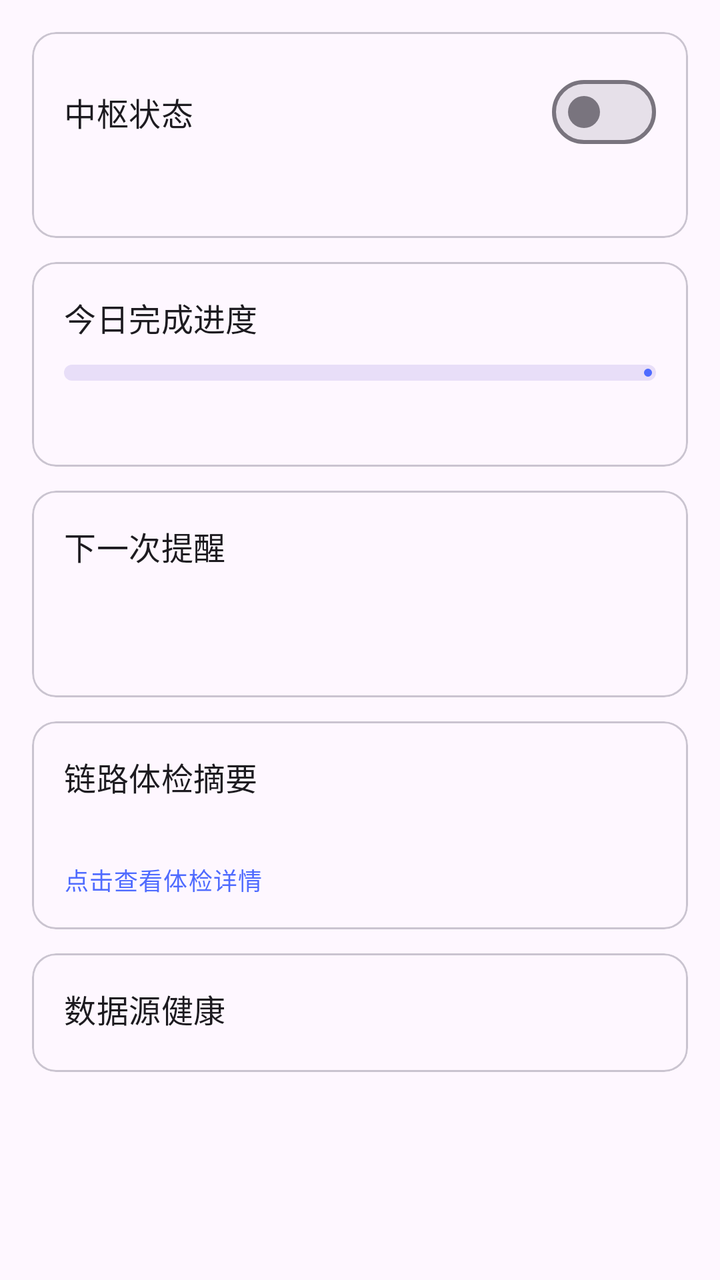
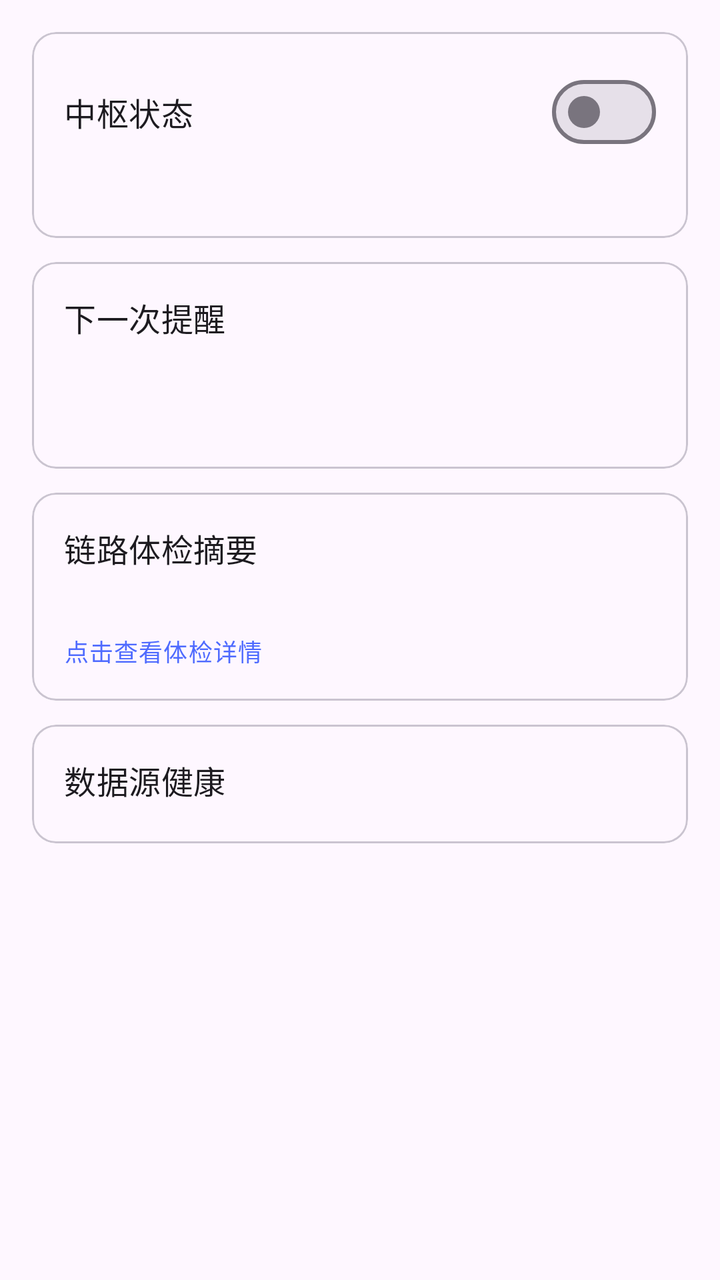

The first picture is an Android layout as it rendered before a commit; the second is the same layout after the commit. The layout source and the unified diff follow.
<!-- AndroidManifest.xml: application theme Theme.WatchHub -->
<!-- res/layout/fragment_home.xml -->
<?xml version="1.0" encoding="utf-8"?>
<androidx.core.widget.NestedScrollView xmlns:android="http://schemas.android.com/apk/res/android"
    xmlns:app="http://schemas.android.com/apk/res-auto"
    android:layout_width="match_parent"
    android:layout_height="match_parent"
    android:fillViewport="true">

    <LinearLayout
        android:layout_width="match_parent"
        android:layout_height="wrap_content"
        android:orientation="vertical"
        android:padding="16dp">

        <com.google.android.material.card.MaterialCardView
            android:layout_width="match_parent"
            android:layout_height="wrap_content">

            <LinearLayout
                android:layout_width="match_parent"
                android:layout_height="wrap_content"
                android:orientation="vertical"
                android:padding="16dp">

                <LinearLayout
                    android:layout_width="match_parent"
                    android:layout_height="wrap_content"
                    android:gravity="center_vertical"
                    android:orientation="horizontal">

                    <TextView
                        android:layout_width="0dp"
                        android:layout_height="wrap_content"
                        android:layout_weight="1"
                        android:text="@string/home_hub_title"
                        android:textAppearance="?attr/textAppearanceTitleMedium" />

                    <com.google.android.material.materialswitch.MaterialSwitch
                        android:id="@+id/hub_switch"
                        android:layout_width="wrap_content"
                        android:layout_height="wrap_content" />
                </LinearLayout>

                <TextView
                    android:id="@+id/hub_desc"
                    android:layout_width="match_parent"
                    android:layout_height="wrap_content"
                    android:layout_marginTop="4dp"
                    android:textAppearance="?attr/textAppearanceBodyMedium"
                    android:textColor="?attr/colorOnSurfaceVariant" />
            </LinearLayout>
        </com.google.android.material.card.MaterialCardView>

        <com.google.android.material.card.MaterialCardView
            android:layout_width="match_parent"
            android:layout_height="wrap_content"
            android:layout_marginTop="12dp">

            <LinearLayout
                android:layout_width="match_parent"
                android:layout_height="wrap_content"
                android:orientation="vertical"
                android:padding="16dp">

                <TextView
                    android:layout_width="match_parent"
                    android:layout_height="wrap_content"
                    android:text="@string/home_progress_title"
                    android:textAppearance="?attr/textAppearanceTitleMedium" />

                <com.google.android.material.progressindicator.LinearProgressIndicator
                    android:id="@+id/today_progress"
                    android:layout_width="match_parent"
                    android:layout_height="wrap_content"
                    android:layout_marginTop="12dp"
                    android:indeterminate="false"
                    android:max="100"
                    app:trackCornerRadius="4dp"
                    app:trackThickness="8dp" />

                <TextView
                    android:id="@+id/today_text"
                    android:layout_width="match_parent"
                    android:layout_height="wrap_content"
                    android:layout_marginTop="8dp"
                    android:textAppearance="?attr/textAppearanceBodyMedium"
                    android:textColor="?attr/colorOnSurfaceVariant" />
            </LinearLayout>
        </com.google.android.material.card.MaterialCardView>

        <com.google.android.material.card.MaterialCardView
            android:layout_width="match_parent"
            android:layout_height="wrap_content"
            android:layout_marginTop="12dp">

            <LinearLayout
                android:layout_width="match_parent"
                android:layout_height="wrap_content"
                android:orientation="vertical"
                android:padding="16dp">

                <TextView
                    android:layout_width="match_parent"
                    android:layout_height="wrap_content"
                    android:text="@string/home_next_title"
                    android:textAppearance="?attr/textAppearanceTitleMedium" />

                <TextView
                    android:id="@+id/next_title"
                    android:layout_width="match_parent"
                    android:layout_height="wrap_content"
                    android:layout_marginTop="8dp"
                    android:textAppearance="?attr/textAppearanceBodyLarge" />

                <TextView
                    android:id="@+id/next_time"
                    android:layout_width="match_parent"
                    android:layout_height="wrap_content"
                    android:layout_marginTop="2dp"
                    android:textAppearance="?attr/textAppearanceBodySmall"
                    android:textColor="?attr/colorOnSurfaceVariant" />
            </LinearLayout>
        </com.google.android.material.card.MaterialCardView>

        <com.google.android.material.card.MaterialCardView
            android:id="@+id/health_card"
            android:layout_width="match_parent"
            android:layout_height="wrap_content"
            android:layout_marginTop="12dp"
            android:clickable="true"
            android:focusable="true">

            <LinearLayout
                android:layout_width="match_parent"
                android:layout_height="wrap_content"
                android:orientation="vertical"
                android:padding="16dp">

                <TextView
                    android:layout_width="match_parent"
                    android:layout_height="wrap_content"
                    android:text="@string/home_health_title"
                    android:textAppearance="?attr/textAppearanceTitleMedium" />

                <TextView
                    android:id="@+id/health_summary"
                    android:layout_width="match_parent"
                    android:layout_height="wrap_content"
                    android:layout_marginTop="8dp"
                    android:textAppearance="?attr/textAppearanceBodyMedium" />

                <TextView
                    android:layout_width="match_parent"
                    android:layout_height="wrap_content"
                    android:layout_marginTop="4dp"
                    android:text="@string/home_health_tap"
                    android:textAppearance="?attr/textAppearanceBodySmall"
                    android:textColor="?attr/colorPrimary" />
            </LinearLayout>
        </com.google.android.material.card.MaterialCardView>

        <com.google.android.material.card.MaterialCardView
            android:layout_width="match_parent"
            android:layout_height="wrap_content"
            android:layout_marginTop="12dp">

            <LinearLayout
                android:layout_width="match_parent"
                android:layout_height="wrap_content"
                android:orientation="vertical"
                android:padding="16dp">

                <TextView
                    android:layout_width="match_parent"
                    android:layout_height="wrap_content"
                    android:text="@string/home_sources_title"
                    android:textAppearance="?attr/textAppearanceTitleMedium" />

                <LinearLayout
                    android:id="@+id/sources_container"
                    android:layout_width="match_parent"
                    android:layout_height="wrap_content"
                    android:layout_marginTop="4dp"
                    android:orientation="vertical" />
            </LinearLayout>
        </com.google.android.material.card.MaterialCardView>

        
    </LinearLayout>
</androidx.core.widget.NestedScrollView>
<!-- resources referenced by this layout -->
<resources>
  <string name="home_health_tap">点击查看体检详情</string>
  <string name="home_health_title">链路体检摘要</string>
  <string name="home_hub_title">中枢状态</string>
  <string name="home_next_title">下一次提醒</string>
  <string name="home_progress_title">今日完成进度</string>
  <string name="home_sources_title">数据源健康</string>
  <style name="Theme.WatchHub" parent="Theme.Material3.DayNight.NoActionBar">
          <item name="colorPrimary">#4F6BFF</item>
          <item name="colorSecondary">#6C5CE7</item>
      </style>
</resources>

<!-- the commit's change to res/layout/fragment_home.xml (unified diff, before → after) -->
@@ -45,43 +45,6 @@
                     android:layout_width="match_parent"
                     android:layout_height="wrap_content"
                     android:layout_marginTop="4dp"
-                    android:textAppearance="?attr/textAppearanceBodyMedium"
-                    android:textColor="?attr/colorOnSurfaceVariant" />
-            </LinearLayout>
-        </com.google.android.material.card.MaterialCardView>
-
-        <com.google.android.material.card.MaterialCardView
-            android:layout_width="match_parent"
-            android:layout_height="wrap_content"
-            android:layout_marginTop="12dp">
-
-            <LinearLayout
-                android:layout_width="match_parent"
-                android:layout_height="wrap_content"
-                android:orientation="vertical"
-                android:padding="16dp">
-
-                <TextView
-                    android:layout_width="match_parent"
-                    android:layout_height="wrap_content"
-                    android:text="@string/home_progress_title"
-                    android:textAppearance="?attr/textAppearanceTitleMedium" />
-
-                <com.google.android.material.progressindicator.LinearProgressIndicator
-                    android:id="@+id/today_progress"
-                    android:layout_width="match_parent"
-                    android:layout_height="wrap_content"
-                    android:layout_marginTop="12dp"
-                    android:indeterminate="false"
-                    android:max="100"
-                    app:trackCornerRadius="4dp"
-                    app:trackThickness="8dp" />
-
-                <TextView
-                    android:id="@+id/today_text"
-                    android:layout_width="match_parent"
-                    android:layout_height="wrap_content"
-                    android:layout_marginTop="8dp"
                     android:textAppearance="?attr/textAppearanceBodyMedium"
                     android:textColor="?attr/colorOnSurfaceVariant" />
             </LinearLayout>
<!-- resource entries referenced after the edit -->
@@ -4,7 +4,6 @@
   <string name="home_health_title">链路体检摘要</string>
   <string name="home_hub_title">中枢状态</string>
   <string name="home_next_title">下一次提醒</string>
-  <string name="home_progress_title">今日完成进度</string>
   <string name="home_sources_title">数据源健康</string>
   <style name="Theme.WatchHub" parent="Theme.Material3.DayNight.NoActionBar">
           <item name="colorPrimary">#4F6BFF</item>
